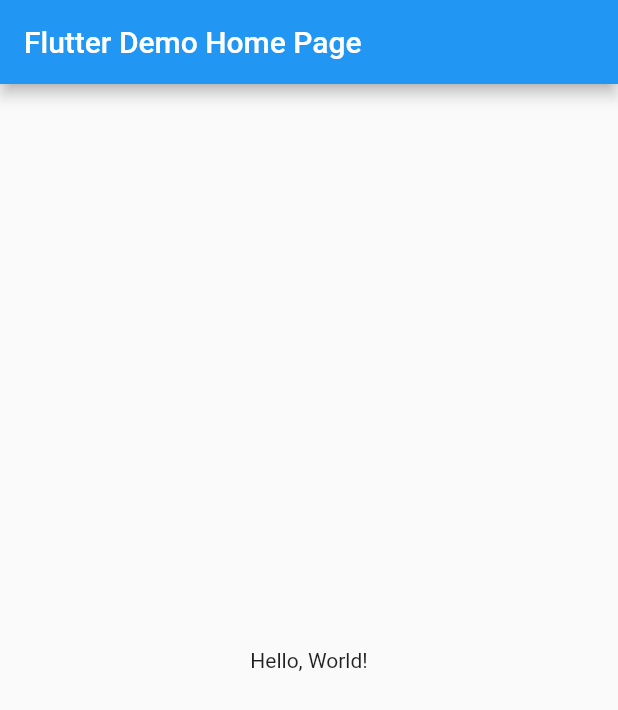
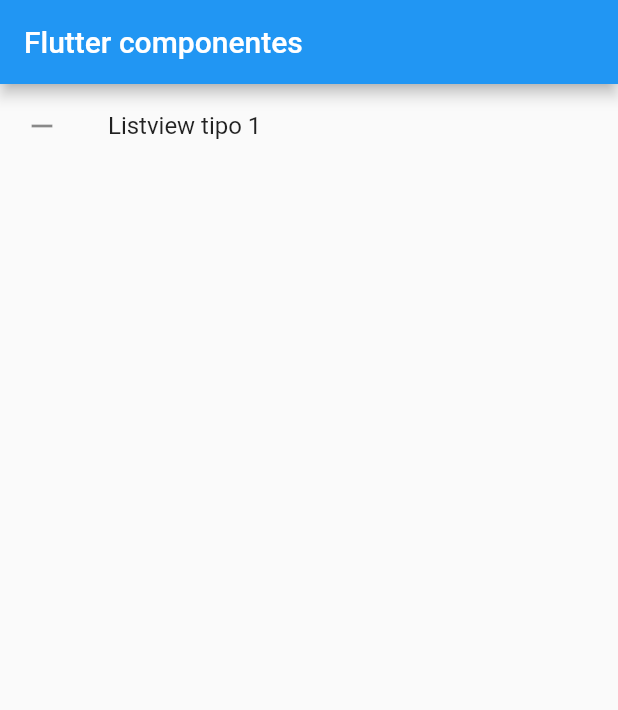
Before and after one commit to SantacruzDiego100/Flutter_Componentes, a Flutter app: the screen it shows after launch, on a phone screen of 412 x 824 dp. Shown: the top 710 px of the screen. Run offline on Flutter 3.47's test engine with Material 2 defaults, Android fonts, the phone set to English and light mode, and no system bars.

Commit message:
Flutter_componentes

```diff
--- a/lib/main.dart
+++ b/lib/main.dart
@@ -1,4 +1,7 @@
 import 'package:flutter/material.dart';
+
+import 'package:fluttercomponentes/router/app_routes.dart';
+import 'package:fluttercomponentes/theme/app_theme.dart';
 
 void main() => runApp(MyApp());
 
@@ -8,35 +11,10 @@ class MyApp extends StatelessWidget {
   @override
   Widget build(BuildContext context) {
     return MaterialApp(
-      // Application name
-      title: 'Flutter Hello World',
-      // Application theme data, you can set the colors for the application as
-      // you want
-      theme: ThemeData(
-        primarySwatch: Colors.blue,
-      ),
-      // A widget which will be started on application startup
-      home: MyHomePage(title: 'Flutter Demo Home Page'),
+      //quitamos debug
+      debugShowCheckedModeBanner: false,
+      initialRoute: AppRoutes.initialRoute,
+      routes: AppRoutes.getAppRoutes(),
     );
   }
 }
-
-class MyHomePage extends StatelessWidget {
-  final String title;
-  const MyHomePage({super.key, required this.title});
-
-  @override
-  Widget build(BuildContext context) {
-    return Scaffold(
-      appBar: AppBar(
-        // The title text which will be shown on the action bar
-        title: Text(title),
-      ),
-      body: Center(
-        child: Text(
-          'Hello, World!',
-        ),
-      ),
-    );
-  }
-}
--- /dev/null
+++ b/lib/models/menu_option.dart
@@ -0,0 +1,20 @@
+
+import 'package:flutter/material.dart' show IconData, Widget;
+
+class MenuOption{
+  //Seteamps las variables del menu
+  final String route;
+  final IconData icon;
+  final String name;
+  final Widget screen;
+
+  MenuOption({
+    //Obteniendo el valor de cada variable
+    //SET
+    required this.route,
+        required this.icon,
+    required this.name,
+    required this.screen,
+  });
+
+}
--- /dev/null
+++ b/lib/models/models.dart
@@ -0,0 +1,3 @@
+//controlador de modelo para menu
+//
+export 'package:fluttercomponentes/models/menu_option.dart';
--- /dev/null
+++ b/lib/router/app_routes.dart
@@ -0,0 +1,26 @@
+import 'package:flutter/material.dart';
+import 'package:fluttercomponentes/models/models.dart';
+import 'package:fluttercomponentes/screens/screens.dart';
+
+class AppRoutes {
+  static const initialRoute = "home";
+
+  static final menuOptions = <MenuOption>[
+    MenuOption(
+        icon: Icons.remove,
+        name: "Listview tipo 1",
+        route: "listview1",
+        screen: ListView1Screen())
+  ];
+
+  static Map<String, Widget Function(BuildContext)> getAppRoutes() {
+    Map<String, Widget Function(BuildContext)> appRoutes = {};
+    appRoutes.addAll({'home': (BuildContext context) => const HomeScreen()});
+
+    for (final option in menuOptions) {
+      appRoutes.addAll({option.route: (BuildContext context) => option.screen});
+    }
+
+    return appRoutes;
+  }
+}
--- /dev/null
+++ b/lib/screens/home.dart
@@ -0,0 +1,26 @@
+import 'package:flutter/material.dart';
+import 'package:fluttercomponentes/models/models.dart';
+import 'package:fluttercomponentes/router/app_routes.dart';
+
+class HomeScreen extends StatelessWidget {
+  const HomeScreen({super.key});
+  @override
+  Widget build(BuildContext context) {
+    final MenuOptions = AppRoutes.menuOptions;
+    return Scaffold(
+        appBar: AppBar(
+          title: Text('Flutter componentes'),
+        ),
+        body: ListView.separated(
+          itemBuilder: (context, index) => ListTile(
+            leading: Icon(MenuOptions[index].icon),
+            title: Text(MenuOptions[index].name),
+            onTap: () {
+              Navigator.pushNamed(context, MenuOptions[index].route);
+            },
+          ),
+          separatorBuilder: (_, __) => const Divider(),
+          itemCount: MenuOptions.length,
+        ));
+  }
+}
--- /dev/null
+++ b/lib/screens/screens.dart
@@ -0,0 +1,2 @@
+export 'package:fluttercomponentes/screens/home.dart';
+export 'package:fluttercomponentes/screens/listview1_screen.dart';
```
Also changed, not shown: lib/screens/listview1_screen.dart (added, +37 -0 lines), lib/theme/app_theme.dart (added), lib/widgets/widgets.dart (added).
